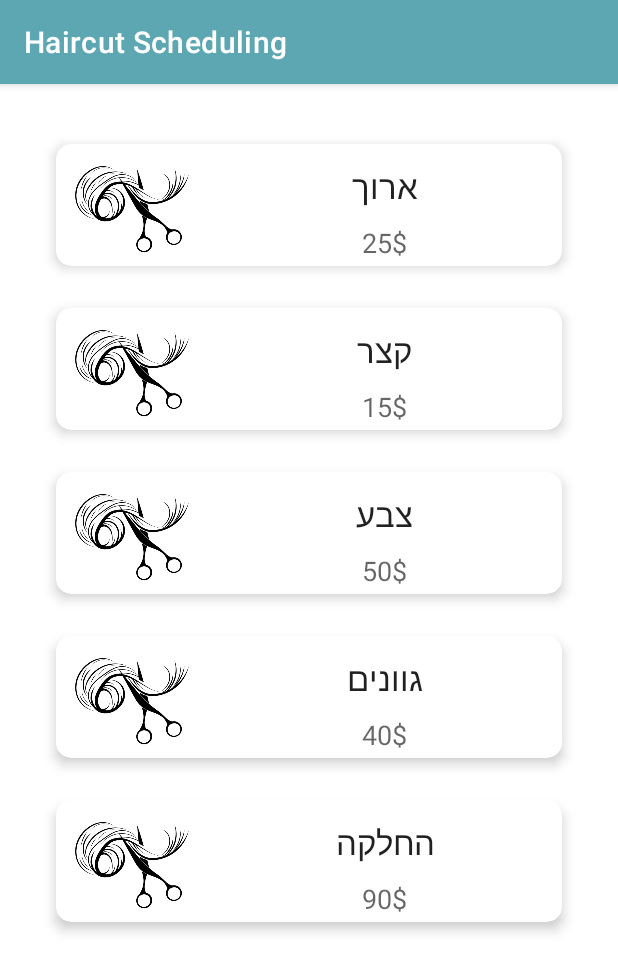
After one commit to GayaGorodecki/HaircutScheduling_AndroidStudio_Java, an Android app: the fragment AppointmentsMainFragment placed in its activity, on a phone screen of 412 x 824 dp. The commit adds this screen. Shown: the top 972 px of the screen. Run offline under Robolectric (Android 15) with nearby library versions, the phone set to English and light mode, and no system bars.

Commit message:
add appointment main fragment design

```diff
--- a/app/src/main/java/com/example/haircutscheduling/activities/MainActivity.java
+++ b/app/src/main/java/com/example/haircutscheduling/activities/MainActivity.java
@@ -3,6 +3,9 @@ package com.example.haircutscheduling.activities;
 import androidx.appcompat.app.AppCompatActivity;
 import androidx.fragment.app.FragmentManager;
 import androidx.fragment.app.FragmentTransaction;
+import androidx.recyclerview.widget.DefaultItemAnimator;
+import androidx.recyclerview.widget.LinearLayoutManager;
+import androidx.recyclerview.widget.RecyclerView;
 
 import android.content.SharedPreferences;
 import android.content.pm.ActivityInfo;
@@ -12,14 +15,25 @@ import android.widget.EditText;
 import android.widget.ImageView;
 
 import com.example.haircutscheduling.R;
+import com.example.haircutscheduling.classes.CustomAdapter;
+import com.example.haircutscheduling.classes.DataModel;
+import com.example.haircutscheduling.classes.HairStylesData;
+import com.example.haircutscheduling.fragments.AppointmentsMainFragment;
 import com.example.haircutscheduling.fragments.LoginFragment;
 import com.example.haircutscheduling.fragments.MainFragment;
 import com.example.haircutscheduling.fragments.SigninFragment;
+
+import java.util.ArrayList;
 
 public class MainActivity extends AppCompatActivity {
 
     FragmentManager fragmentManager;
     FragmentTransaction fragmentTransaction;
+
+    private RecyclerView.LayoutManager layoutManager;
+    private static RecyclerView recyclerView;
+    private static ArrayList<DataModel> hairstyleData;
+    private static CustomAdapter adapter;
 
     @Override
     protected void onCreate(Bundle savedInstanceState) {
@@ -65,4 +79,10 @@ public class MainActivity extends AppCompatActivity {
         MainFragment mainFragment = new MainFragment();
         fragmentTransaction.replace(R.id.fragmentcon, mainFragment).addToBackStack(null).commit();
     }
+
+    public void setAppoitmentsMainFragment() {
+        fragmentTransaction = fragmentManager.beginTransaction();
+        AppointmentsMainFragment appointmentsMainFragment = new AppointmentsMainFragment();
+        fragmentTransaction.replace(R.id.fragmentcon, appointmentsMainFragment).addToBackStack(null).commit();
+    }
 }
--- /dev/null
+++ b/app/src/main/java/com/example/haircutscheduling/classes/CustomAdapter.java
@@ -0,0 +1,72 @@
+package com.example.haircutscheduling.classes;
+
+import android.view.LayoutInflater;
+import android.view.View;
+import android.view.ViewGroup;
+import android.widget.ImageView;
+import android.widget.TextView;
+
+import androidx.annotation.NonNull;
+import androidx.cardview.widget.CardView;
+import androidx.recyclerview.widget.RecyclerView;
+
+import com.example.haircutscheduling.R;
+
+import java.util.ArrayList;
+
+public class CustomAdapter extends RecyclerView.Adapter<CustomAdapter.MyViewHolder>{
+
+    private final ArrayList<DataModel> dataSet;
+
+    public CustomAdapter(ArrayList<DataModel> data)
+    {
+        this.dataSet = data;
+    }
+
+    public static class MyViewHolder extends RecyclerView.ViewHolder {
+
+        CardView cardView;
+        TextView textViewHairStyle;
+        TextView textViewPrice;
+        ImageView imageViewIcon;
+
+        public MyViewHolder(View itemView) {
+            super(itemView);
+
+            this.cardView = (CardView) itemView.findViewById(R.id.card_view);
+            this.textViewHairStyle = (TextView) itemView.findViewById(R.id.textViewHairStyle);
+            this.textViewPrice = (TextView) itemView.findViewById(R.id.textViewPrice);
+            this.imageViewIcon = (ImageView) itemView.findViewById(R.id.imageViewHairStyle);
+        }
+    }
+
+    @NonNull
+    @Override
+    public MyViewHolder onCreateViewHolder(@NonNull ViewGroup parent, int viewType) {
+
+        View view = LayoutInflater.from(parent.getContext())
+                .inflate(R.layout.appoitment_main_cards, parent, false);
+
+        MyViewHolder myViewHolder = new MyViewHolder(view);
+
+        return myViewHolder;
+    }
+
+    @Override
+    public void onBindViewHolder(@NonNull MyViewHolder holder, int position) {
+
+        TextView textViewHairStyle = holder.textViewHairStyle;
+        TextView textViewDescription = holder.textViewPrice;
+        ImageView imageView = holder.imageViewIcon;
+        CardView cardView = holder.cardView;
+
+        textViewHairStyle.setText(dataSet.get(position).getHairStyle());
+        textViewDescription.setText(dataSet.get(position).getDescription());
+        imageView.setImageResource(dataSet.get(position).getImage());
+    }
+
+    @Override
+    public int getItemCount() {
+        return dataSet.size();
+    }
+}
--- /dev/null
+++ b/app/src/main/java/com/example/haircutscheduling/classes/DataModel.java
@@ -0,0 +1,25 @@
+package com.example.haircutscheduling.classes;
+
+public class DataModel {
+
+    String hairStyle;
+    String description;
+    int id_;
+    int image;
+
+    public DataModel(String hairStyle, String description, int id_, int image)
+    {
+        this.hairStyle = hairStyle;
+        this.description = description;
+        this.id_ = id_;
+        this.image = image;
+    }
+
+    public String getHairStyle() { return hairStyle; }
+
+    public String getDescription() { return description; }
+
+    public int getId() { return id_; }
+
+    public int getImage() { return image; }
+}
--- /dev/null
+++ b/app/src/main/java/com/example/haircutscheduling/classes/HairStylesData.java
@@ -0,0 +1,12 @@
+package com.example.haircutscheduling.classes;
+
+import com.example.haircutscheduling.R;
+
+public class HairStylesData {
+
+    public static String[] hairStyleArray = {"ארוך","קצר","צבע","גוונים","החלקה"};
+    public static String[] descriptaionArray = {"25$" , "15$", "50$", "40$", "90$"};
+    public static Integer[] drawableArray = {R.drawable.logo, R.drawable.logo, R.drawable.logo, R.drawable.logo, R.drawable.logo};
+    public static Integer[] id = {0,1,2,3,4};
+
+}
--- /dev/null
+++ b/app/src/main/java/com/example/haircutscheduling/fragments/AppointmentsMainFragment.java
@@ -0,0 +1,104 @@
+package com.example.haircutscheduling.fragments;
+
+import android.os.Bundle;
+
+import androidx.fragment.app.Fragment;
+import androidx.recyclerview.widget.DefaultItemAnimator;
+import androidx.recyclerview.widget.LinearLayoutManager;
+import androidx.recyclerview.widget.RecyclerView;
+
+import android.view.ContextMenu;
+import android.view.LayoutInflater;
+import android.view.View;
+import android.view.ViewGroup;
+
+import com.example.haircutscheduling.R;
+import com.example.haircutscheduling.activities.MainActivity;
+import com.example.haircutscheduling.classes.CustomAdapter;
+import com.example.haircutscheduling.classes.DataModel;
+import com.example.haircutscheduling.classes.HairStylesData;
+
+import java.util.ArrayList;
+
+/**
+ * A simple {@link Fragment} subclass.
+ * Use the {@link AppointmentsMainFragment#newInstance} factory method to
+ * create an instance of this fragment.
+ */
+public class AppointmentsMainFragment extends Fragment {
+
+    // TODO: Rename parameter arguments, choose names that match
+    // the fragment initialization parameters, e.g. ARG_ITEM_NUMBER
+    private static final String ARG_PARAM1 = "param1";
+    private static final String ARG_PARAM2 = "param2";
+
+    // TODO: Rename and change types of parameters
+    private String mParam1;
+    private String mParam2;
+    MainActivity mainActivity;
+    private RecyclerView.LayoutManager layoutManager;
+    private static RecyclerView recyclerView;
+    private static ArrayList<DataModel> hairstyleData;
+    private static CustomAdapter adapter;
+
+    public AppointmentsMainFragment() {
+        // Required empty public constructor
+    }
+
+    /**
+     * Use this factory method to create a new instance of
+     * this fragment using the provided parameters.
+     *
+     * @param param1 Parameter 1.
+     * @param param2 Parameter 2.
+     * @return A new instance of fragment AppointmentsMainFragment.
+     */
+    // TODO: Rename and change types and number of parameters
+    public static AppointmentsMainFragment newInstance(String param1, String param2) {
+        AppointmentsMainFragment fragment = new AppointmentsMainFragment();
+        Bundle args = new Bundle();
+        args.putString(ARG_PARAM1, param1);
+        args.putString(ARG_PARAM2, param2);
+        fragment.setArguments(args);
+        return fragment;
+    }
+
+    @Override
+    public void onCreate(Bundle savedInstanceState) {
+        super.onCreate(savedInstanceState);
+        if (getArguments() != null) {
+            mParam1 = getArguments().getString(ARG_PARAM1);
+            mParam2 = getArguments().getString(ARG_PARAM2);
+        }
+    }
+
+    @Override
+    public View onCreateView(LayoutInflater inflater, ViewGroup container,
+                             Bundle savedInstanceState) {
+        // Inflate the layout for this fragment
+        View view = inflater.inflate(R.layout.fragment_appointments_main, container, false);
+
+        recyclerView = (RecyclerView) view.findViewById(R.id.hairstyleRecyclerView);
+        recyclerView.setHasFixedSize(true);
+
+        layoutManager = new LinearLayoutManager(getActivity());
+        recyclerView.setLayoutManager(layoutManager);
+
+        recyclerView.setItemAnimator(new DefaultItemAnimator());
+
+        hairstyleData = new ArrayList<DataModel>();
+        for (int i = 0; i < HairStylesData.hairStyleArray.length; i++) {
+            hairstyleData.add(new DataModel(
+                    HairStylesData.hairStyleArray[i],
+                    HairStylesData.descriptaionArray[i],
+                    HairStylesData.id[i],
+                    HairStylesData.drawableArray[i]
+            ));
+        }
+
+        adapter = new CustomAdapter(hairstyleData);
+        recyclerView.setAdapter(adapter);
+
+        return view;
+    }
+}
--- a/app/src/main/java/com/example/haircutscheduling/fragments/MainFragment.java
+++ b/app/src/main/java/com/example/haircutscheduling/fragments/MainFragment.java
@@ -7,8 +7,10 @@ import androidx.fragment.app.Fragment;
 import android.view.LayoutInflater;
 import android.view.View;
 import android.view.ViewGroup;
+import android.widget.Button;
 
 import com.example.haircutscheduling.R;
+import com.example.haircutscheduling.activities.MainActivity;
 
 /**
  * A simple {@link Fragment} subclass.
@@ -25,6 +27,7 @@ public class MainFragment extends Fragment {
     // TODO: Rename and change types of parameters
     private String mParam1;
     private String mParam2;
+    MainActivity mainActivity;
 
     public MainFragment() {
         // Required empty public constructor
@@ -61,6 +64,17 @@ public class MainFragment extends Fragment {
     public View onCreateView(LayoutInflater inflater, ViewGroup container,
                              Bundle savedInstanceState) {
         // Inflate the layout for this fragment
-        return inflater.inflate(R.layout.fragment_main, container, false);
+        View view = inflater.inflate(R.layout.fragment_main, container, false);
+
+        Button getAppointment = view.findViewById(R.id.buttonScheduleAppointment);
+        getAppointment.setOnClickListener(new View.OnClickListener() {
+            @Override
+            public void onClick(View v) {
+                mainActivity = (MainActivity) getActivity();
+                mainActivity.setAppoitmentsMainFragment();
+            }
+        });
+
+        return view;
     }
 }
--- /dev/null
+++ b/app/src/main/res/layout/appoitment_main_cards.xml
@@ -0,0 +1,63 @@
+<?xml version="1.0" encoding="utf-8"?>
+<LinearLayout xmlns:android="http://schemas.android.com/apk/res/android"
+    xmlns:app="http://schemas.android.com/apk/res-auto"
+    android:layout_width="match_parent"
+    android:layout_height="wrap_content"
+    android:orientation="vertical"
+    android:tag="cards main container">
+
+    <androidx.cardview.widget.CardView
+        android:id="@+id/card_view"
+        app:cardElevation="5dp"
+        app:cardUseCompatPadding="true"
+        android:layout_width="match_parent"
+        android:layout_height="wrap_content"
+        android:layout_margin="3dp"
+        app:cardCornerRadius="10dp">
+
+        <LinearLayout
+            android:layout_width="match_parent"
+            android:layout_height="wrap_content"
+            android:orientation="horizontal">
+
+            <ImageView
+                android:id="@+id/imageViewHairStyle"
+                android:layout_width="match_parent"
+                android:layout_height="match_parent"
+                android:layout_margin="3dp"
+                android:layout_weight="0.7"
+                android:background="@color/white"
+                android:src="@drawable/logo"
+                android:tag="image_tag" />
+
+            <LinearLayout
+                android:layout_width="match_parent"
+                android:layout_height="wrap_content"
+                android:layout_margin="3dp"
+                android:layout_weight="0.3"
+                android:orientation="vertical">
+
+                <TextView
+                    android:id="@+id/textViewHairStyle"
+                    android:layout_width="wrap_content"
+                    android:layout_height="wrap_content"
+                    android:layout_gravity="center_horizontal"
+                    android:layout_marginTop="10dp"
+                    android:text="סוג תספורת"
+                    android:textAppearance="?android:attr/textAppearanceLarge" />
+
+                <TextView
+                    android:id="@+id/textViewPrice"
+                    android:layout_width="wrap_content"
+                    android:layout_height="wrap_content"
+                    android:layout_gravity="center_horizontal"
+                    android:layout_marginTop="10dp"
+                    android:layout_weight="1"
+                    android:textAppearance="?android:attr/textAppearanceMedium"
+                    android:text="מחיר \ זמן" />
+
+            </LinearLayout>
+
+        </LinearLayout>
+    </androidx.cardview.widget.CardView>
+</LinearLayout>
--- /dev/null
+++ b/app/src/main/res/layout/fragment_appointments_main.xml
@@ -0,0 +1,18 @@
+<?xml version="1.0" encoding="utf-8"?>
+<RelativeLayout xmlns:android="http://schemas.android.com/apk/res/android"
+    xmlns:tools="http://schemas.android.com/tools"
+    android:id="@+id/relativeManager"
+    android:layout_width="match_parent"
+    android:layout_height="match_parent"
+    android:paddingLeft="16dp"
+    android:paddingTop="16dp"
+    android:paddingRight="16dp"
+    android:paddingBottom="16dp"
+    tools:context=".fragments.AppointmentsMainFragment">
+
+    <androidx.recyclerview.widget.RecyclerView
+        android:id="@+id/hairstyleRecyclerView"
+        android:layout_width="match_parent"
+        android:layout_height="match_parent"
+        android:orientation="vertical" />
+</RelativeLayout>
```
